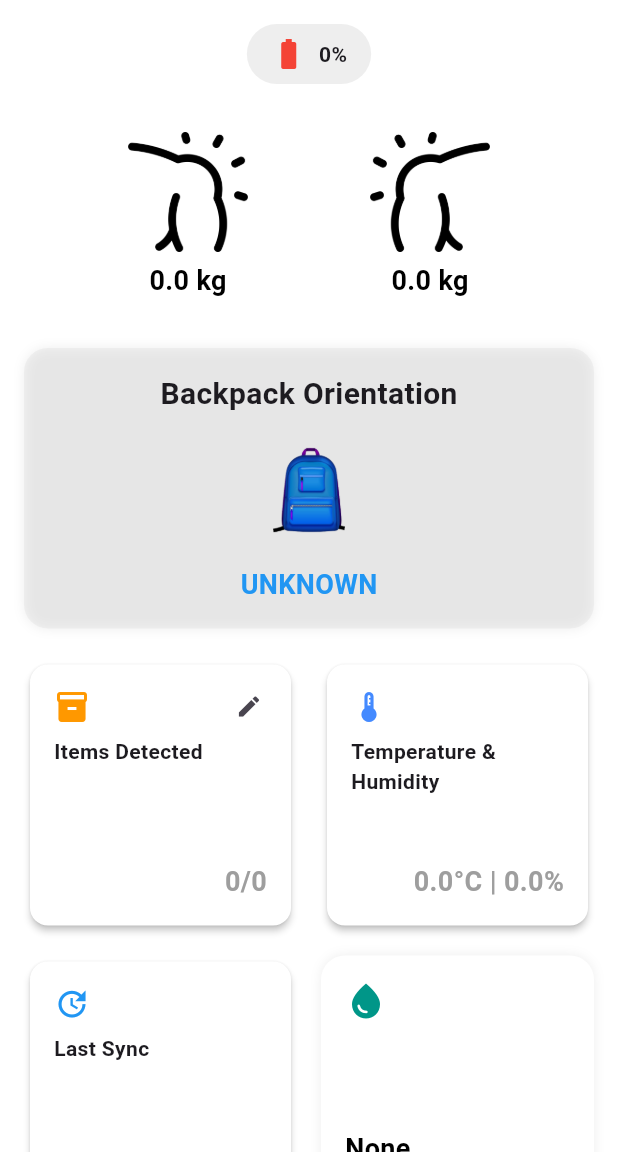
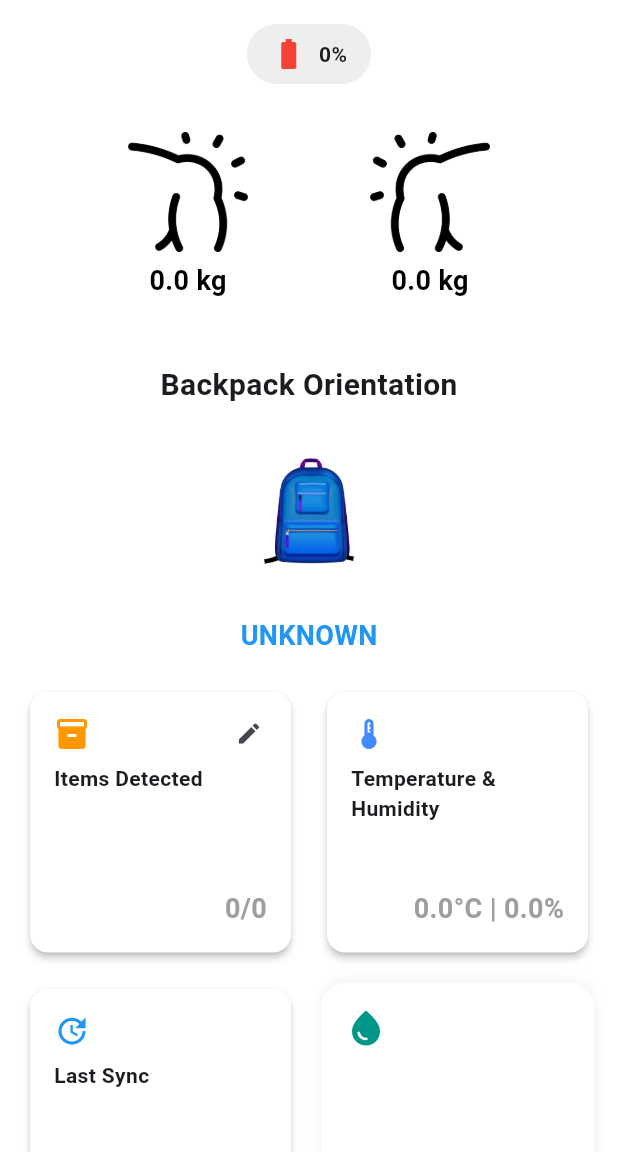
Before and after one commit to hirunaPankaja/Smart-Backpack, a Flutter app: the screen it shows after launch, on a phone screen of 412 x 824 dp, the part 84-1236 px from its top. Run offline on Flutter 3.47's test engine with Material 3 defaults, Android fonts, the phone set to English and light mode, and no system bars; our stand-ins replace firebase_core, firebase_database, flutter_dotenv, geolocator, google_maps_flutter, shared_preferences; accounts and stored records are empty.

Commit message:
include backpack orientation motion animation

```diff
--- a/smart_backpack/lib/widget/bag_overview_card.dart
+++ b/smart_backpack/lib/widget/bag_overview_card.dart
@@ -1,79 +1,92 @@
 import 'package:flutter/material.dart';
-import 'dart:math'; // Required for rotation
-import '../service/firebase_service.dart'; // Ensure Firebase is imported
+import 'dart:math';
+import '../service/firebase_service.dart';
 
 class BagOverviewCard extends StatefulWidget {
+  const BagOverviewCard({super.key, required this.orientation});
+
   final String orientation;
-
-  const BagOverviewCard({super.key, required this.orientation});
 
   @override
   State<BagOverviewCard> createState() => _BagOverviewCardState();
 }
 
 class _BagOverviewCardState extends State<BagOverviewCard> {
-  String orientation = 'UNKNOWN';
-  final FirebaseService _firebaseService = FirebaseService();
+  double rotationAngle = 0.0;
 
   @override
   void initState() {
     super.initState();
-    fetchOrientationData(); // Fetch rotation data from Firebase
+    rotationAngle = getRotationAngle(widget.orientation);
   }
 
-  Future<void> fetchOrientationData() async {
-    final String newOrientation = await _firebaseService.getBackpackPosition();
-    setState(() {
-      orientation = newOrientation;
-    });
+  @override
+  void didUpdateWidget(covariant BagOverviewCard oldWidget) {
+    super.didUpdateWidget(oldWidget);
+    if (oldWidget.orientation != widget.orientation) {
+      setState(() {
+        rotationAngle = getRotationAngle(widget.orientation);
+      });
+    }
   }
 
   double getRotationAngle(String orientation) {
     switch (orientation.toUpperCase()) {
       case 'VERTICAL':
-        return 0.0; // No rotation
+        return 0.0;
       case 'HORIZONTAL':
-        return pi / 2; // 90 degrees
+        return pi / 2;
       case 'UPSIDE_DOWN':
-        return pi; // 180 degrees
+        return pi;
       default:
-        return 0.0; // Default (no rotation)
+        return 0.0;
     }
   }
 
   @override
   Widget build(BuildContext context) {
-    return Container(
-      padding: const EdgeInsets.all(16),
-      decoration: BoxDecoration(
-        color: Colors.grey.withOpacity(0.1),
-        borderRadius: BorderRadius.circular(16),
-        boxShadow: [BoxShadow(color: Colors.grey.shade200, blurRadius: 6)],
-      ),
+    return Center(
       child: Column(
         mainAxisAlignment: MainAxisAlignment.center,
-        crossAxisAlignment: CrossAxisAlignment.center, // Center everything
         children: [
-          // Backpack Orientation Title (Moved Above the Image)
+          const SizedBox(height: 10), // Moves title slightly up
           const Text(
             "Backpack Orientation",
             style: TextStyle(fontSize: 20, fontWeight: FontWeight.bold),
           ),
-          const SizedBox(height: 10), // Space before image
+          const SizedBox(height: 20), // Adds space before backpack
+          // ✅ Smooth rotation with visible motion effect
+          TweenAnimationBuilder<double>(
+            tween: Tween<double>(begin: rotationAngle, end: rotationAngle),
+            duration: const Duration(
+              milliseconds: 1200,
+            ), // ✅ Slower, smoother motion
+            curve: Curves.easeInOutQuad, // ✅ Natural easing transition
+            builder: (context, angle, child) {
+              return Transform.rotate(
+                angle: angle,
+                alignment: Alignment.center,
+                child: SizedBox(
+                  width: 100,
+                  height: 100,
+                  child: Image.asset(
+                    'assests/backpack.png',
+                    fit: BoxFit.contain,
+                  ),
+                ),
+              );
+            },
+          ),
 
-          // Backpack Image (Bigger Size & Rotatable)
-          Center(
-            child: Transform.rotate(
-              angle: getRotationAngle(orientation),
-              child: Image.asset('assests/backpack.png', width: 80, height: 80), // Increased size
+          const SizedBox(height: 20), // Extra spacing for clarity
+
+          Text(
+            widget.orientation.toUpperCase(),
+            style: const TextStyle(
+              fontSize: 18,
+              fontWeight: FontWeight.bold,
+              color: Colors.blue,
             ),
-          ),
-          const SizedBox(height: 10), // Space between image & orientation text
-
-          // Firebase Orientation Display (Centered Below Image)
-          Text(
-            orientation.toUpperCase(),
-            style: const TextStyle(fontSize: 18, fontWeight: FontWeight.bold, color: Colors.blue),
           ),
         ],
       ),
```
